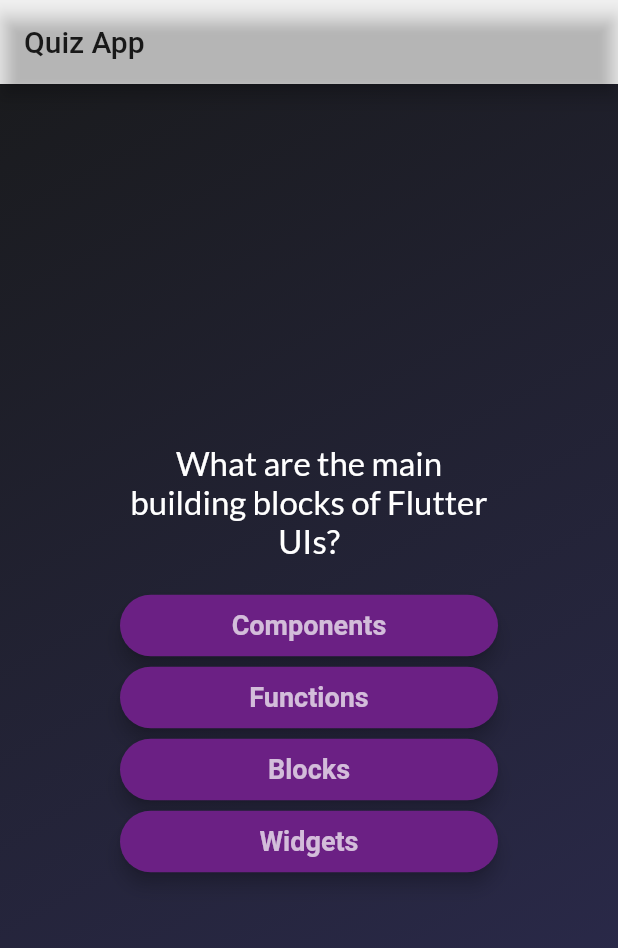
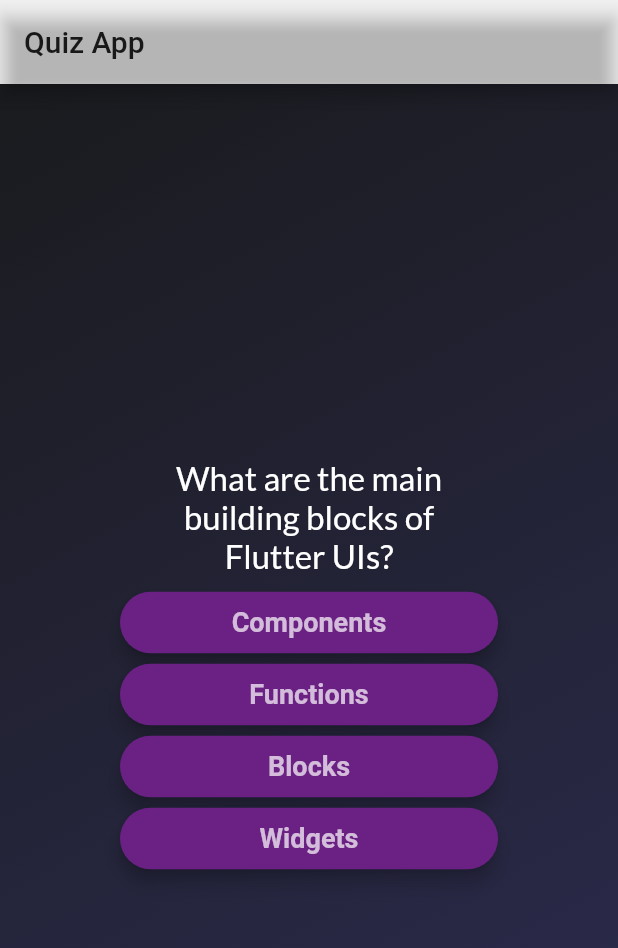
Before and after one commit to Partha-CreoIT/QuizApp, a Flutter app: the screen it shows after launch, after a tap on "Start Quiz", on a phone screen of 412 x 824 dp. Shown: the top 948 px of the screen. Run offline on Flutter 3.47's test engine with Material 2 defaults, Android fonts, the phone set to English and light mode, and no system bars; our stand-ins replace google_fonts.

```diff
--- a/lib/Quiz.dart
+++ b/lib/Quiz.dart
@@ -28,10 +28,16 @@ class _QuizState extends State<Quiz> {
 
     if (selectedAnswers.length == questions.length) {
       setState(() {
-        selectedAnswers = [];
+      /*  selectedAnswers = [];*/
         activeScreen = 'result-screen';
       });
     }
+  }
+  void restartQuiz(){
+    setState((){
+      selectedAnswers = [];
+      activeScreen = 'question-screen';
+    });
   }
 
   @override
@@ -43,7 +49,7 @@ class _QuizState extends State<Quiz> {
       );
     }
     if(activeScreen == 'result-screen'){
-      screenWidget =  ResultScreen(chosenAnswers:selectedAnswers,);
+      screenWidget =  ResultScreen(chosenAnswers:selectedAnswers,onRestart: restartQuiz,);
     }
     return MaterialApp(
       darkTheme: ThemeData.dark(),
--- a/lib/answer_buttons.dart
+++ b/lib/answer_buttons.dart
@@ -1,14 +1,36 @@
 import 'package:flutter/material.dart';
 
 class AnswerButton extends StatelessWidget {
-  AnswerButton({super.key, required this.answerText, required this.onTap});
+  const AnswerButton(
+      {super.key, required this.answerText, required this.onTap});
 
   final String answerText;
   final void Function() onTap;
 
   @override
   Widget build(BuildContext context) {
-    return ElevatedButton(
+    return /*Container(
+      decoration: BoxDecoration(
+        borderRadius: BorderRadius.circular(40),
+        color: const Color.fromARGB(255, 107, 32, 132),
+      ),
+      padding: const EdgeInsets.symmetric(vertical: 10, horizontal: 20),
+      child: ElevatedButton(
+        onPressed: onTap,
+        child: ListTile(
+          title: Text(
+            answerText,
+            textAlign: TextAlign.center,
+          ),
+          textColor: Colors.white,
+          splashColor: Colors.black87,
+          dense: true,
+
+        ),
+      ),
+    );*/
+
+    ElevatedButton(
         onPressed: onTap,
         style: ElevatedButton.styleFrom(
             padding: const EdgeInsets.symmetric(vertical: 10, horizontal: 50),
@@ -18,7 +40,7 @@ class AnswerButton extends StatelessWidget {
             textStyle: const TextStyle(fontSize: 18, fontWeight: FontWeight.bold),
             shape: RoundedRectangleBorder(
               borderRadius: BorderRadius.circular(40),
-          )),
+            ),),
         child: Text(
           answerText,
           textAlign: TextAlign.center,
--- a/lib/my_app.dart
+++ b/lib/my_app.dart
@@ -11,36 +11,41 @@ class StartScreen extends StatelessWidget {
       child: Column(
         mainAxisSize: MainAxisSize.min,
         children: [
-          Image.asset(
+          Padding(
+            padding: const EdgeInsets.all(24.0),
+            child: Image.asset(
               'assets/images/quiz-logo.png',
               width: 400,
               color: const Color.fromARGB(150, 255, 255, 255),
             ),
-          const SizedBox(
-            height: 40,
           ),
-          const Text(
+          const Padding(
+            padding: EdgeInsets.all(24.0),
+            child: Text(
               "Learn Flutter the fun way!",
               style: TextStyle(
                   color: Colors.white70,
                   fontSize: 26,
                   fontWeight: FontWeight.bold),
             ),
-          const SizedBox(height: 40),
-          OutlinedButton.icon(
+          ),
+          Padding(
+            padding: const EdgeInsets.symmetric(vertical: 20,horizontal: 0),
+            child: OutlinedButton.icon(
               label: const Text(
                   style: TextStyle(
-                  fontSize: 22,
+                    fontSize: 24,
                     color: Colors.white,
                   ),
                   "Start Quiz"),
               icon: const Icon(
                 Icons.arrow_circle_right_outlined,
-              textDirection: TextDirection.rtl,
               ),
               style: OutlinedButton.styleFrom(
-                foregroundColor: Colors.white, elevation: 25),
+                backgroundColor: Colors.grey,
+                  foregroundColor: Colors.white, elevation: 24),
               onPressed: startQuiz,
+            ),
           )
         ],
       ),
--- a/lib/quiz_screen.dart
+++ b/lib/quiz_screen.dart
@@ -27,21 +27,19 @@ class _QuestionScreen extends State<QuestionScreen> {
   @override
   Widget build(context) {
     final currentQuestion = questions[currentQuestionIndex];
-    return SizedBox(
-      width: double.infinity,
-      child: Container(
+    return Container(
       margin: const EdgeInsets.all(80.0),
       child: Column(
         mainAxisAlignment: MainAxisAlignment.center,
         crossAxisAlignment: CrossAxisAlignment.stretch,
         children: [
-            Text(
+          Padding(
+            padding: const EdgeInsets.all(8.0),
+            child: Text(
               currentQuestion.text,
               style: GoogleFonts.lato(color: Colors.white, fontSize: 22),
               textAlign: TextAlign.center,
             ),
-            const SizedBox(
-              height: 20,
           ),
           ...currentQuestion.shuffledAnswers().map((answer) {
             return AnswerButton(
@@ -53,7 +51,6 @@ class _QuestionScreen extends State<QuestionScreen> {
           })
         ],
       ),
-      ),
     );
   }
 }
```
Also changed, not shown: lib/question_summary.dart (added, +26 -0 lines), lib/questions_summary/identifiers.dart (added, +29 -0 lines), lib/questions_summary/summary_item.dart (added, +54 -0 lines), lib/result_screen.dart (+54 -9 lines). Lines whose indentation alone changed are shown as unchanged.
